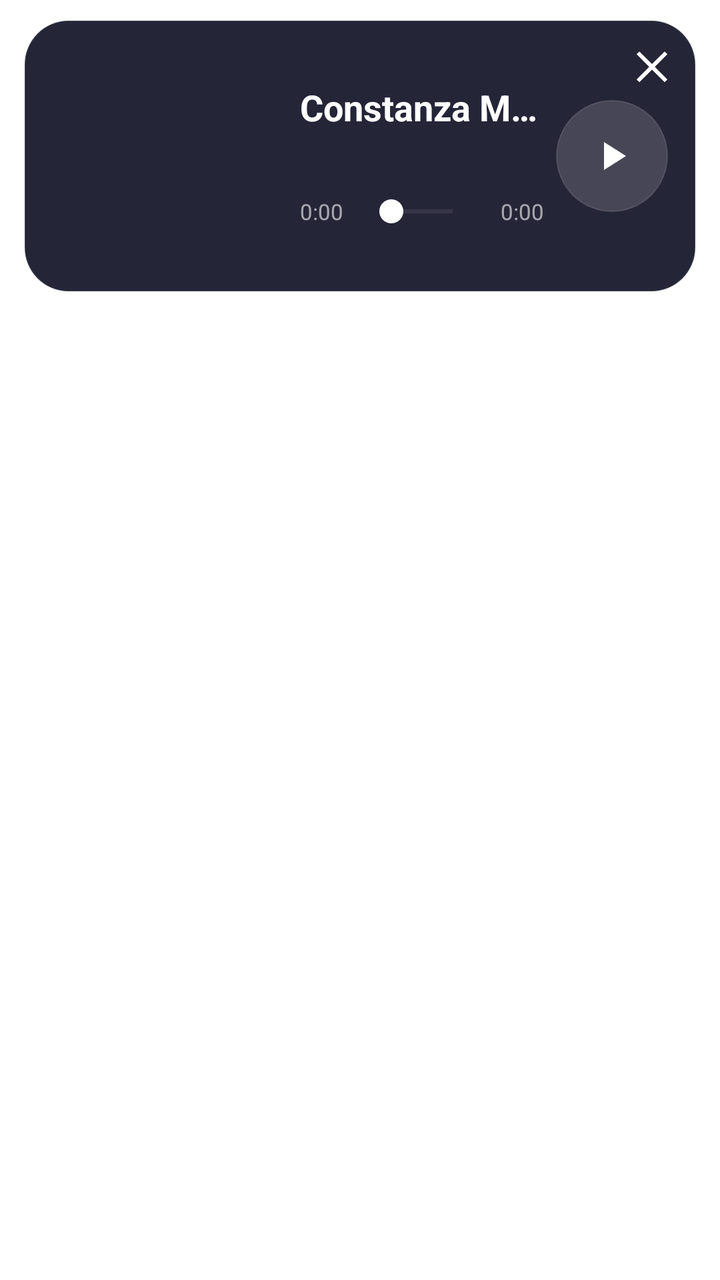
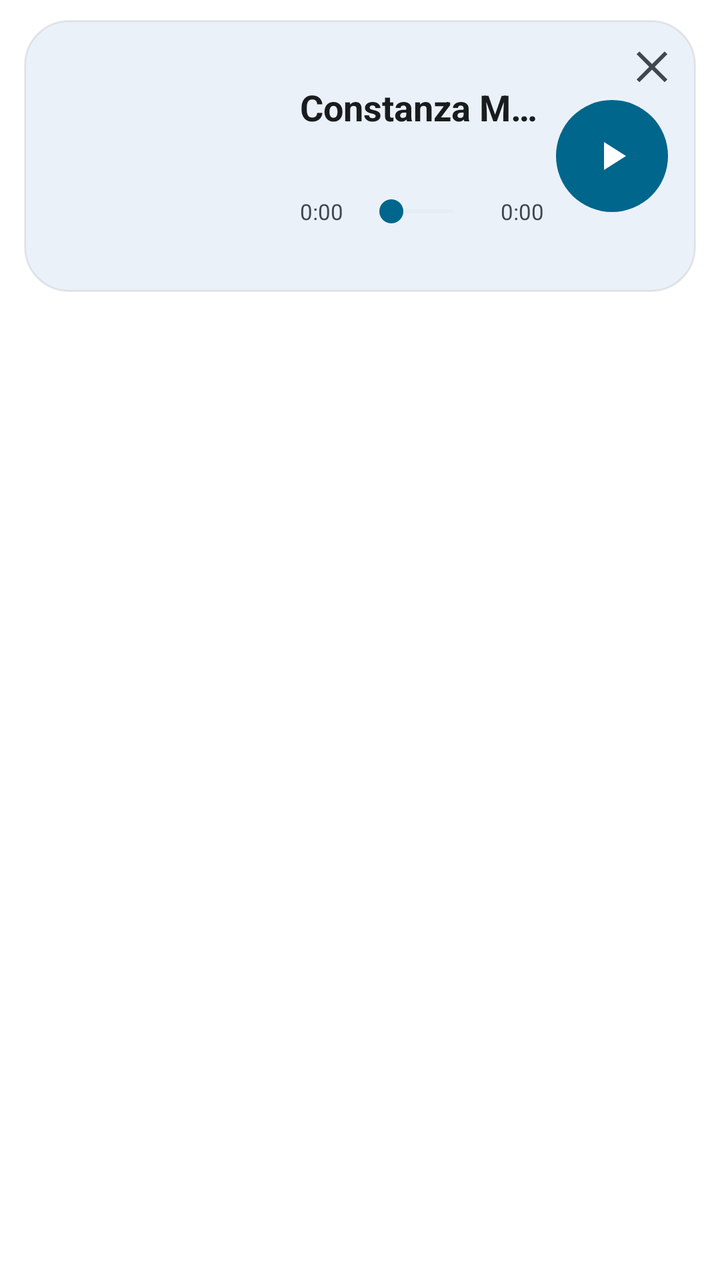

Screens rendered from an Android XML layout before and after an edit, with the pre-edit source and the edit as a unified diff.
<!-- AndroidManifest.xml: fallback theme Theme.MaterialComponents.DayNight.NoActionBar -->
<!-- res/layout/floating_player.xml -->
<?xml version="1.0" encoding="utf-8"?>
<FrameLayout xmlns:android="http://schemas.android.com/apk/res/android"
    android:id="@+id/floating_root"
    android:layout_width="match_parent"
    android:layout_height="wrap_content"
    android:paddingStart="12dp"
    android:paddingEnd="12dp"
    android:paddingTop="10dp"
    android:paddingBottom="10dp">

    <LinearLayout
        android:id="@+id/floating_card"
        android:layout_width="match_parent"
        android:layout_height="wrap_content"
        android:orientation="horizontal"
        android:gravity="center_vertical"
        android:background="@drawable/floating_player_bg"
        android:elevation="14dp"
        android:paddingStart="14dp"
        android:paddingEnd="14dp"
        android:paddingTop="14dp"
        android:paddingBottom="14dp">

        
        <ImageView
            android:id="@+id/floating_artwork"
            android:layout_width="108dp"
            android:layout_height="108dp"
            android:scaleType="fitCenter"
            android:src="@mipmap/ic_launcher"
            android:contentDescription="Capa" />

        
        <LinearLayout
            android:layout_width="0dp"
            android:layout_height="wrap_content"
            android:layout_weight="1"
            android:layout_marginStart="16dp"
            android:layout_marginEnd="6dp"
            android:gravity="center_vertical"
            android:orientation="vertical">

            <TextView
                android:id="@+id/floating_title"
                android:layout_width="match_parent"
                android:layout_height="wrap_content"
                android:text="Constanza Músicas"
                android:textColor="#FFFFFF"
                android:textSize="18sp"
                android:textStyle="bold"
                android:maxLines="1"
                android:ellipsize="end" />

            <TextView
                android:id="@+id/floating_artist"
                android:layout_width="match_parent"
                android:layout_height="wrap_content"
                android:layout_marginTop="2dp"
                android:text=""
                android:textColor="#B3FFFFFF"
                android:textSize="14sp"
                android:maxLines="1"
                android:ellipsize="end" />

            <LinearLayout
                android:layout_width="match_parent"
                android:layout_height="wrap_content"
                android:layout_marginTop="10dp"
                android:orientation="horizontal"
                android:gravity="center_vertical">

                <TextView
                    android:id="@+id/floating_position"
                    android:layout_width="wrap_content"
                    android:layout_height="wrap_content"
                    android:text="0:00"
                    android:textColor="#99FFFFFF"
                    android:textSize="11sp" />

                
                <SeekBar
                    android:id="@+id/floating_progress"
                    android:layout_width="0dp"
                    android:layout_height="wrap_content"
                    android:layout_weight="1"
                    android:layout_marginStart="8dp"
                    android:layout_marginEnd="8dp"
                    android:max="1000"
                    android:progress="0"
                    android:progressTint="#FFFFFF"
                    android:progressBackgroundTint="#4DFFFFFF"
                    android:thumbTint="#FFFFFF" />

                <TextView
                    android:id="@+id/floating_duration"
                    android:layout_width="wrap_content"
                    android:layout_height="wrap_content"
                    android:text="0:00"
                    android:textColor="#99FFFFFF"
                    android:textSize="11sp" />

            </LinearLayout>

        </LinearLayout>

        
        <ImageButton
            android:id="@+id/floating_play_pause"
            android:layout_width="56dp"
            android:layout_height="56dp"
            android:src="@drawable/ic_widget_play"
            android:tint="#FFFFFF"
            android:background="@drawable/widget_btn_circle"
            android:contentDescription="Play/Pause"
            android:scaleType="centerInside"
            android:padding="12dp" />

    </LinearLayout>

    
    <ImageButton
        android:id="@+id/floating_close"
        android:layout_width="40dp"
        android:layout_height="40dp"
        android:layout_gravity="top|end"
        android:layout_marginTop="2dp"
        android:layout_marginEnd="2dp"
        android:elevation="20dp"
        android:src="@drawable/ic_floating_close"
        android:tint="#CCFFFFFF"
        android:background="@android:color/transparent"
        android:contentDescription="Fechar"
        android:scaleType="centerInside"
        android:padding="8dp" />

</FrameLayout>
<!-- resources referenced by this layout -->
<resources>
  <!-- drawable floating_player_bg (drawable) -->
  <?xml version="1.0" encoding="utf-8"?>
  <shape xmlns:android="http://schemas.android.com/apk/res/android"
      android:shape="rectangle">
      <solid android:color="#F21A1A2E" />
      <corners android:radius="22dp" />
      <stroke android:width="0.5dp" android:color="#26FFFFFF" />
  </shape>
  <!-- drawable ic_floating_close (drawable) -->
  <?xml version="1.0" encoding="utf-8"?>
  <vector xmlns:android="http://schemas.android.com/apk/res/android"
      android:width="24dp" android:height="24dp"
      android:viewportWidth="24" android:viewportHeight="24">
      <path android:fillColor="#FFFFFFFF"
          android:pathData="M18.3,5.71 L12,12.01 L5.71,5.71 L4.29,7.12 L10.59,13.42 L4.29,19.71 L5.71,21.12 L12,14.83 L18.3,21.12 L19.71,19.71 L13.41,13.42 L19.71,7.12 Z" />
  </vector>
  <!-- drawable ic_widget_play (drawable) -->
  <?xml version="1.0" encoding="utf-8"?>
  <vector xmlns:android="http://schemas.android.com/apk/res/android"
      android:width="24dp" android:height="24dp"
      android:viewportWidth="24" android:viewportHeight="24">
      <path android:fillColor="#FFFFFFFF"
          android:pathData="M8,5 L19,12 L8,19 Z" />
  </vector>
  <!-- drawable widget_btn_circle (drawable) -->
  <?xml version="1.0" encoding="utf-8"?>
  <shape xmlns:android="http://schemas.android.com/apk/res/android"
      android:shape="oval">
      <solid android:color="#26FFFFFF" />
      <stroke android:width="0.5dp" android:color="#1FFFFFFF" />
  </shape>
  <!-- mipmap ic_launcher (mipmap-anydpi-v26) -->
  <?xml version="1.0" encoding="utf-8"?>
  <adaptive-icon xmlns:android="http://schemas.android.com/apk/res/android">
    <background android:drawable="@color/ic_launcher_background"/>
    <foreground>
        <inset
            android:drawable="@drawable/ic_launcher_foreground"
            android:inset="16%" />
    </foreground>
  </adaptive-icon>
  <color name="ic_launcher_background">#1A1A2E</color>
  <!-- drawable ic_launcher_foreground: png bitmap (drawable-hdpi, 5459 bytes) -->
</resources>

<!-- the commit's change to res/layout/floating_player.xml (unified diff, before → after) -->
@@ -45,7 +45,7 @@
                 android:layout_width="match_parent"
                 android:layout_height="wrap_content"
                 android:text="Constanza Músicas"
-                android:textColor="#FFFFFF"
+                android:textColor="@color/widget_on_surface"
                 android:textSize="18sp"
                 android:textStyle="bold"
                 android:maxLines="1"
@@ -57,7 +57,7 @@
                 android:layout_height="wrap_content"
                 android:layout_marginTop="2dp"
                 android:text=""
-                android:textColor="#B3FFFFFF"
+                android:textColor="@color/widget_on_surface_variant"
                 android:textSize="14sp"
                 android:maxLines="1"
                 android:ellipsize="end" />
@@ -74,7 +74,7 @@
                     android:layout_width="wrap_content"
                     android:layout_height="wrap_content"
                     android:text="0:00"
-                    android:textColor="#99FFFFFF"
+                    android:textColor="@color/widget_on_surface_variant"
                     android:textSize="11sp" />
 
                 
@@ -87,16 +87,16 @@
                     android:layout_marginEnd="8dp"
                     android:max="1000"
                     android:progress="0"
-                    android:progressTint="#FFFFFF"
-                    android:progressBackgroundTint="#4DFFFFFF"
-                    android:thumbTint="#FFFFFF" />
+                    android:progressTint="@color/widget_accent"
+                    android:progressBackgroundTint="@color/widget_container"
+                    android:thumbTint="@color/widget_accent" />
 
                 <TextView
                     android:id="@+id/floating_duration"
                     android:layout_width="wrap_content"
                     android:layout_height="wrap_content"
                     android:text="0:00"
-                    android:textColor="#99FFFFFF"
+                    android:textColor="@color/widget_on_surface_variant"
                     android:textSize="11sp" />
 
             </LinearLayout>
@@ -109,8 +109,8 @@
             android:layout_width="56dp"
             android:layout_height="56dp"
             android:src="@drawable/ic_widget_play"
-            android:tint="#FFFFFF"
-            android:background="@drawable/widget_btn_circle"
+            android:tint="@color/widget_on_accent"
+            android:background="@drawable/widget_play_bg"
             android:contentDescription="Play/Pause"
             android:scaleType="centerInside"
             android:padding="12dp" />
@@ -127,7 +127,7 @@
         android:layout_marginEnd="2dp"
         android:elevation="20dp"
         android:src="@drawable/ic_floating_close"
-        android:tint="#CCFFFFFF"
+        android:tint="@color/widget_on_surface_variant"
         android:background="@android:color/transparent"
         android:contentDescription="Fechar"
         android:scaleType="centerInside"
<!-- resource entries referenced after the edit -->
@@ -1,12 +1,17 @@
 <!-- resources referenced by this layout -->
 <resources>
+  <color name="widget_accent">#FF6750A4</color>
+  <color name="widget_container">#FFE9E3F1</color>
+  <color name="widget_on_accent">#FFFFFFFF</color>
+  <color name="widget_on_surface">#FF1C1B20</color>
+  <color name="widget_on_surface_variant">#FF5F5B67</color>
   <!-- drawable floating_player_bg (drawable) -->
   <?xml version="1.0" encoding="utf-8"?>
   <shape xmlns:android="http://schemas.android.com/apk/res/android"
       android:shape="rectangle">
-      <solid android:color="#F21A1A2E" />
+      <solid android:color="@color/widget_surface" />
       <corners android:radius="22dp" />
-      <stroke android:width="0.5dp" android:color="#26FFFFFF" />
+      <stroke android:width="1dp" android:color="@color/widget_outline" />
   </shape>
   <!-- drawable ic_floating_close (drawable) -->
   <?xml version="1.0" encoding="utf-8"?>
@@ -24,13 +29,15 @@
       <path android:fillColor="#FFFFFFFF"
           android:pathData="M8,5 L19,12 L8,19 Z" />
   </vector>
-  <!-- drawable widget_btn_circle (drawable) -->
+  <!-- drawable widget_play_bg (drawable) -->
   <?xml version="1.0" encoding="utf-8"?>
-  <shape xmlns:android="http://schemas.android.com/apk/res/android"
-      android:shape="oval">
-      <solid android:color="#26FFFFFF" />
-      <stroke android:width="0.5dp" android:color="#1FFFFFFF" />
-  </shape>
+  <ripple xmlns:android="http://schemas.android.com/apk/res/android" android:color="@color/widget_ripple">
+      <item>
+          <shape android:shape="oval">
+              <solid android:color="@color/widget_accent" />
+          </shape>
+      </item>
+  </ripple>
   <!-- mipmap ic_launcher (mipmap-anydpi-v26) -->
   <?xml version="1.0" encoding="utf-8"?>
   <adaptive-icon xmlns:android="http://schemas.android.com/apk/res/android">
@@ -41,6 +48,9 @@
             android:inset="16%" />
     </foreground>
   </adaptive-icon>
+  <color name="widget_surface">#FFF6F3FA</color>
+  <color name="widget_outline">#14000000</color>
+  <color name="widget_ripple">#1F000000</color>
   <color name="ic_launcher_background">#1A1A2E</color>
   <!-- drawable ic_launcher_foreground: png bitmap (drawable-hdpi, 5459 bytes) -->
 </resources>
